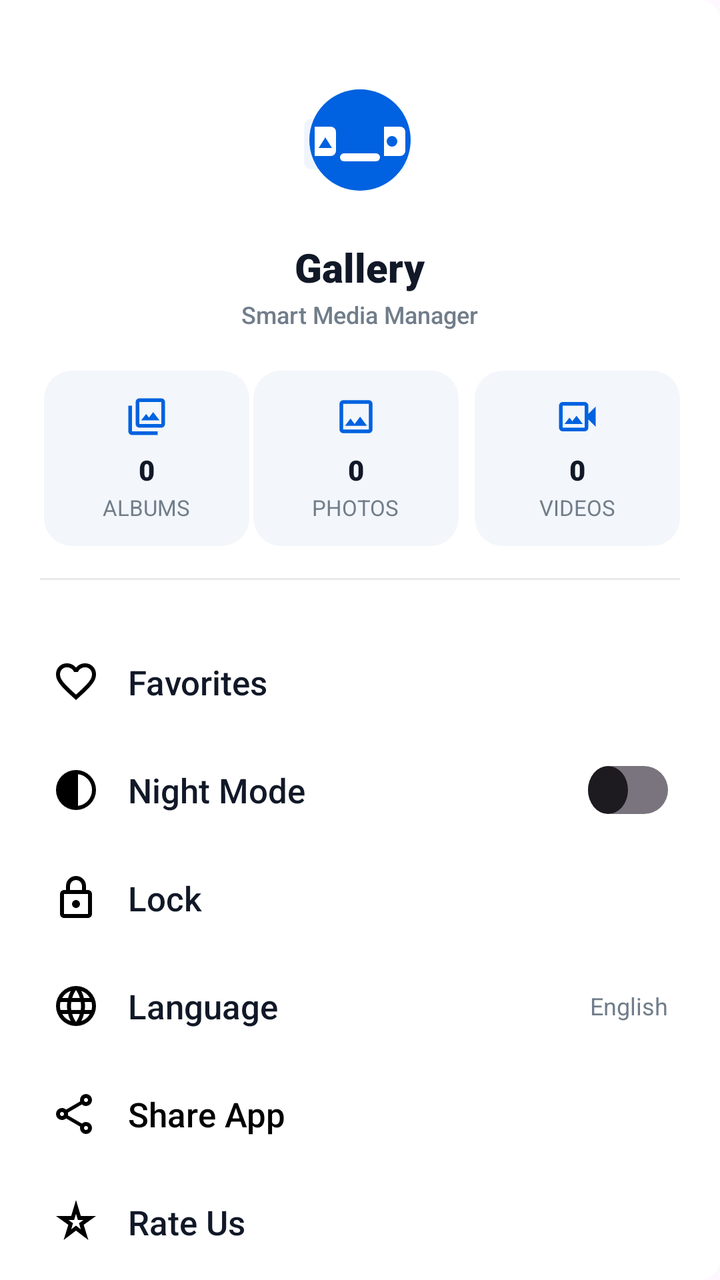
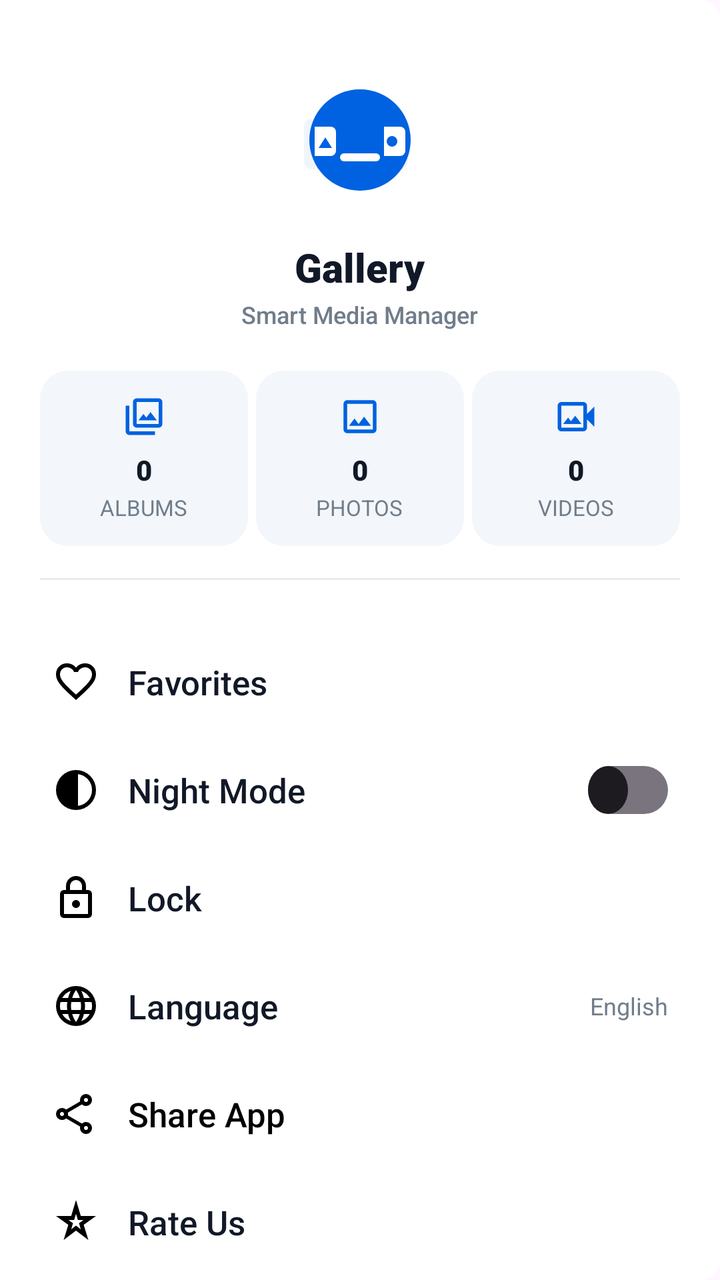

Screens rendered from an Android XML layout before and after an edit, with the pre-edit source and the edit as a unified diff.
<!-- AndroidManifest.xml: application theme Theme.GalleryApp -->
<!-- res/layout/dialog_side_menu.xml -->
<androidx.core.widget.NestedScrollView xmlns:android="http://schemas.android.com/apk/res/android"
    xmlns:app="http://schemas.android.com/apk/res-auto"
    android:layout_width="match_parent"
    android:layout_height="match_parent"
    android:background="@drawable/bg_side_drawer_rounded"
    android:fillViewport="true"
    android:fitsSystemWindows="true"
    android:overScrollMode="never">

    <LinearLayout
        android:layout_width="match_parent"
        android:layout_height="wrap_content"
        android:orientation="vertical"
        android:paddingHorizontal="20dp"
        android:paddingTop="30dp"
        android:paddingBottom="30dp">

        <LinearLayout
            android:layout_width="match_parent"
            android:layout_height="wrap_content"
            android:gravity="center"
            android:orientation="vertical">

            <ImageView
                android:layout_width="80dp"
                android:layout_height="80dp"
                android:src="@drawable/ic_lumina_logo" />

            <TextView
                android:layout_width="wrap_content"
                android:layout_height="wrap_content"
                android:layout_marginTop="10dp"
                android:fontFamily="sans-serif-black"
                android:text="@string/app_name"
                android:textColor="@color/lumina_text_title"
                android:textSize="20sp"
                android:textStyle="bold" />

            <TextView
                android:layout_width="wrap_content"
                android:layout_height="wrap_content"
                android:layout_marginTop="2dp"
                android:fontFamily="sans-serif-medium"
                android:text="@string/smart_media_manager"
                android:textColor="@color/lumina_text_secondary"
                android:textSize="12sp" />

        </LinearLayout>

        <LinearLayout
            android:id="@+id/itemcount"
            android:layout_width="match_parent"
            android:layout_height="wrap_content"
            android:layout_marginTop="20dp"
            android:orientation="horizontal"
            android:weightSum="3">

            <LinearLayout
                android:id="@+id/menuCardAlbums"
                android:layout_width="0dp"
                android:layout_height="wrap_content"
                android:layout_marginHorizontal="2dp"
                android:layout_weight="1"
                android:background="@drawable/bg_drawer_stat_card"
                android:gravity="center"
                android:orientation="vertical"
                android:paddingHorizontal="4dp"
                android:paddingVertical="12dp">

                <ImageView
                    android:layout_width="22dp"
                    android:layout_height="22dp"
                    android:src="@drawable/albums"
                    app:tint="@color/lumina_primary" />

                <TextView
                    android:id="@+id/tvDrawerAlbumCount"
                    android:layout_width="wrap_content"
                    android:layout_height="wrap_content"
                    android:layout_marginTop="6dp"
                    android:fontFamily="sans-serif-black"
                    android:text="0"
                    android:textColor="@color/lumina_text_title"
                    android:textSize="14sp"
                    android:textStyle="bold" />

                <TextView
                    android:layout_width="wrap_content"
                    android:layout_height="wrap_content"
                    android:layout_marginTop="2dp"
                    android:fontFamily="sans-serif"
                    android:text="@string/albums"
                    android:textColor="@color/lumina_text_secondary"
                    android:textSize="11sp" />

            </LinearLayout>

            <LinearLayout
                android:id="@+id/menuCardPhotos"
                android:layout_width="0dp"
                android:layout_height="wrap_content"
                android:layout_marginEnd="4dp"
                android:layout_weight="1"
                android:background="@drawable/bg_drawer_stat_card"
                android:gravity="center"
                android:orientation="vertical"
                android:paddingHorizontal="4dp"
                android:paddingVertical="12dp">

                <ImageView
                    android:layout_width="22dp"
                    android:layout_height="22dp"
                    android:src="@drawable/photo"
                    app:tint="@color/lumina_primary" />

                <TextView
                    android:id="@+id/tvDrawerPhotoCount"
                    android:layout_width="wrap_content"
                    android:layout_height="wrap_content"
                    android:layout_marginTop="6dp"
                    android:fontFamily="sans-serif-black"
                    android:text="0"
                    android:textColor="@color/lumina_text_title"
                    android:textSize="14sp"
                    android:textStyle="bold" />

                <TextView
                    android:layout_width="wrap_content"
                    android:layout_height="wrap_content"
                    android:layout_marginTop="2dp"
                    android:fontFamily="sans-serif"
                    android:text="@string/photos"
                    android:textColor="@color/lumina_text_secondary"
                    android:textSize="11sp" />

            </LinearLayout>

            <LinearLayout
                android:id="@+id/menuCardVideos"
                android:layout_width="0dp"
                android:layout_height="wrap_content"
                android:layout_marginStart="4dp"
                android:layout_weight="1"
                android:background="@drawable/bg_drawer_stat_card"
                android:gravity="center"
                android:orientation="vertical"
                android:paddingHorizontal="4dp"
                android:paddingVertical="12dp">

                <ImageView
                    android:layout_width="22dp"
                    android:layout_height="22dp"
                    android:src="@drawable/video"
                    app:tint="@color/lumina_primary" />

                <TextView
                    android:id="@+id/tvDrawerVideoCount"
                    android:layout_width="wrap_content"
                    android:layout_height="wrap_content"
                    android:layout_marginTop="6dp"
                    android:fontFamily="sans-serif-black"
                    android:text="0"
                    android:textColor="@color/lumina_text_title"
                    android:textSize="14sp"
                    android:textStyle="bold" />

                <TextView
                    android:layout_width="wrap_content"
                    android:layout_height="wrap_content"
                    android:layout_marginTop="2dp"
                    android:fontFamily="sans-serif"
                    android:text="@string/videos"
                    android:textColor="@color/lumina_text_secondary"
                    android:textSize="11sp" />

            </LinearLayout>
        </LinearLayout>

        <LinearLayout
            android:id="@+id/cardStorageOverview"
            android:layout_width="match_parent"
            android:layout_height="wrap_content"
            android:layout_marginTop="12dp"
            android:background="@drawable/bg_drawer_stat_card"
            android:orientation="vertical"
            android:padding="12dp"
            android:visibility="gone">

            <LinearLayout
                android:layout_width="match_parent"
                android:layout_height="wrap_content"
                android:gravity="center_vertical"
                android:orientation="horizontal">

                <ImageView
                    android:layout_width="18dp"
                    android:layout_height="18dp"
                    android:src="@drawable/theme"
                    app:tint="@color/lumina_primary" />

                <TextView
                    android:layout_width="0dp"
                    android:layout_height="wrap_content"
                    android:layout_marginStart="8dp"
                    android:layout_weight="1"
                    android:fontFamily="sans-serif-bold"
                    android:text="@string/media_storage"
                    android:textColor="@color/lumina_text_title"
                    android:textSize="13sp"
                    android:textStyle="bold" />

                <TextView
                    android:id="@+id/tvDrawerTotalStorageSize"
                    android:layout_width="wrap_content"
                    android:layout_height="wrap_content"
                    android:fontFamily="sans-serif-black"
                    android:text="0 B"
                    android:textColor="@color/lumina_primary"
                    android:textSize="13sp"
                    android:textStyle="bold" />

            </LinearLayout>

            <TextView
                android:id="@+id/tvDrawerTotalItemCount"
                android:layout_width="match_parent"
                android:layout_height="wrap_content"
                android:layout_marginTop="4dp"
                android:fontFamily="sans-serif"
                android:text="0 Total Media Items"
                android:textColor="@color/lumina_text_secondary"
                android:textSize="11sp" />

        </LinearLayout>

        <View
            android:layout_width="match_parent"
            android:layout_height="1dp"
            android:layout_marginVertical="16dp"
            android:background="#EAEAEA" />

        <LinearLayout
            android:layout_width="match_parent"
            android:layout_height="wrap_content"
            android:orientation="vertical"
            android:paddingVertical="8dp">

            <LinearLayout
                android:id="@+id/menuItemFavorites"
                android:layout_width="match_parent"
                android:layout_height="46dp"
                android:layout_marginTop="4dp"
                android:layout_marginBottom="4dp"
                android:background="?attr/selectableItemBackground"
                android:gravity="center_vertical"
                android:orientation="horizontal"
                android:paddingHorizontal="6dp">

                <ImageView
                    android:layout_width="24dp"
                    android:layout_height="24dp"
                    android:src="@drawable/favorite"
                    app:tint="@color/black" />

                <TextView
                    android:layout_width="0dp"
                    android:layout_height="wrap_content"
                    android:layout_marginStart="14dp"
                    android:layout_weight="1"
                    android:fontFamily="sans-serif-medium"
                    android:text="@string/favorites"
                    android:textColor="@color/lumina_text_title"
                    android:textSize="17sp" />

            </LinearLayout>

            <LinearLayout
                android:id="@+id/menuItemNightMode"
                android:layout_width="match_parent"
                android:layout_height="46dp"
                android:layout_marginTop="4dp"
                android:layout_marginBottom="4dp"
                android:background="?attr/selectableItemBackground"
                android:gravity="center_vertical"
                android:orientation="horizontal"
                android:paddingHorizontal="6dp">


                <ImageView
                    android:layout_width="24dp"
                    android:layout_height="24dp"
                    android:src="@drawable/theme"
                    app:tint="@color/black" />

                <TextView
                    android:layout_width="0dp"
                    android:layout_height="wrap_content"
                    android:layout_marginStart="14dp"
                    android:layout_weight="1"
                    android:fontFamily="sans-serif-medium"
                    android:text="@string/night_mode"
                    android:textColor="@color/lumina_text_title"
                    android:textSize="17sp" />

                <androidx.appcompat.widget.SwitchCompat
                    android:id="@+id/switchNightMode"
                    android:layout_width="wrap_content"
                    android:layout_height="wrap_content"
                    android:background="@null"
                    android:thumb="@drawable/custom_switch_thumb"
                    app:track="@drawable/custom_switch_track"
                    app:showText="false" />
            </LinearLayout>

            <LinearLayout
                android:id="@+id/menuItemLock"
                android:layout_width="match_parent"
                android:layout_height="46dp"
                android:layout_marginTop="4dp"
                android:layout_marginBottom="4dp"
                android:background="?attr/selectableItemBackground"
                android:gravity="center_vertical"
                android:orientation="horizontal"
                android:paddingHorizontal="6dp">


                <ImageView
                    android:layout_width="24dp"
                    android:layout_height="24dp"
                    android:src="@drawable/lock"
                    app:tint="@color/black" />

                <TextView
                    android:layout_width="0dp"
                    android:layout_height="wrap_content"
                    android:layout_marginStart="14dp"
                    android:layout_weight="1"
                    android:fontFamily="sans-serif-medium"
                    android:text="@string/lock"
                    android:textColor="@color/lumina_text_title"
                    android:textSize="17sp" />

            </LinearLayout>

            <LinearLayout
                android:id="@+id/menuItemLanguage"
                android:layout_width="match_parent"
                android:layout_height="46dp"
                android:layout_marginTop="4dp"
                android:layout_marginBottom="4dp"
                android:background="?attr/selectableItemBackground"
                android:gravity="center_vertical"
                android:orientation="horizontal"
                android:paddingHorizontal="6dp">

                <ImageView
                    android:layout_width="24dp"
                    android:layout_height="24dp"
                    android:src="@drawable/language"
                    app:tint="@color/black" />

                <TextView
                    android:layout_width="0dp"
                    android:layout_height="wrap_content"
                    android:layout_marginStart="14dp"
                    android:layout_weight="1"
                    android:fontFamily="sans-serif-medium"
                    android:text="@string/language"
                    android:textColor="@color/lumina_text_title"
                    android:textSize="17sp" />

                <TextView
                    android:id="@+id/tvCurrentLanguage"
                    android:layout_width="wrap_content"
                    android:layout_height="wrap_content"
                    android:fontFamily="sans-serif"
                    android:text="English"
                    android:textColor="@color/lumina_text_secondary"
                    android:textSize="12sp" />

            </LinearLayout>

            <LinearLayout
                android:id="@+id/menuItemShareApp"
                android:layout_width="match_parent"
                android:layout_height="46dp"
                android:layout_marginTop="4dp"
                android:layout_marginBottom="4dp"
                android:background="?attr/selectableItemBackground"
                android:gravity="center_vertical"
                android:orientation="horizontal"
                android:paddingHorizontal="6dp">


                <ImageView
                    android:layout_width="24dp"
                    android:layout_height="24dp"
                    android:src="@drawable/share"
                    app:tint="@color/black" />

                <TextView
                    android:layout_width="0dp"
                    android:layout_height="wrap_content"
                    android:layout_marginStart="14dp"
                    android:layout_weight="1"
                    android:fontFamily="sans-serif-medium"
                    android:text="@string/share_app"
                    android:textColor="@color/black"
                    android:textSize="17sp" />

            </LinearLayout>

            <LinearLayout
                android:id="@+id/menuItemRateUs"
                android:layout_width="match_parent"
                android:layout_height="46dp"
                android:layout_marginTop="4dp"
                android:layout_marginBottom="4dp"
                android:background="?attr/selectableItemBackground"
                android:gravity="center_vertical"
                android:orientation="horizontal"
                android:paddingHorizontal="6dp">


                <ImageView
                    android:layout_width="24dp"
                    android:layout_height="24dp"
                    android:src="@drawable/rateus"
                    app:tint="@color/black" />

                <TextView
                    android:layout_width="0dp"
                    android:layout_height="wrap_content"
                    android:layout_marginStart="14dp"
                    android:layout_weight="1"
                    android:fontFamily="sans-serif-medium"
                    android:text="@string/rate_us"
                    android:textColor="@color/lumina_text_title"
                    android:textSize="17sp" />

            </LinearLayout>

            <LinearLayout
                android:id="@+id/menuItemPrivacyPolicy"
                android:layout_width="match_parent"
                android:layout_height="46dp"
                android:layout_marginTop="4dp"
                android:layout_marginBottom="4dp"
                android:background="?attr/selectableItemBackground"
                android:gravity="center_vertical"
                android:orientation="horizontal"
                android:paddingHorizontal="6dp">


                <ImageView
                    android:layout_width="24dp"
                    android:layout_height="24dp"
                    android:src="@drawable/lock"
                    app:tint="@color/black" />

                <TextView
                    android:layout_width="0dp"
                    android:layout_height="wrap_content"
                    android:layout_marginStart="14dp"
                    android:layout_weight="1"
                    android:fontFamily="sans-serif-medium"
                    android:text="@string/privacy_policy"
                    android:textColor="@color/lumina_text_title"
                    android:textSize="17sp" />

            </LinearLayout>

            <LinearLayout
                android:id="@+id/menuItemSettings"
                android:layout_width="match_parent"
                android:layout_height="46dp"
                android:layout_marginTop="4dp"
                android:layout_marginBottom="4dp"
                android:background="?attr/selectableItemBackground"
                android:gravity="center_vertical"
                android:orientation="horizontal"
                android:paddingHorizontal="6dp"
                android:visibility="gone">


                <ImageView
                    android:layout_width="24dp"
                    android:layout_height="24dp"
                    android:src="@drawable/setting"
                    app:tint="@color/black" />

                <TextView
                    android:layout_width="0dp"
                    android:layout_height="wrap_content"
                    android:layout_marginStart="14dp"
                    android:layout_weight="1"
                    android:fontFamily="sans-serif-medium"
                    android:text="@string/settings"
                    android:textColor="@color/lumina_text_title"
                    android:textSize="17sp" />

            </LinearLayout>

        </LinearLayout>
    </LinearLayout>
</androidx.core.widget.NestedScrollView>
<!-- resources referenced by this layout -->
<resources>
  <color name="black">#FF000000</color>
  <color name="lumina_primary">#0062E0</color>
  <color name="lumina_text_secondary">#717D8A</color>
  <color name="lumina_text_title">#111827</color>
  <!-- drawable bg_drawer_stat_card (drawable) -->
  <?xml version="1.0" encoding="utf-8"?>
  <shape xmlns:android="http://schemas.android.com/apk/res/android"
      android:shape="rectangle">
      <solid android:color="#F3F6FA" />
      <corners android:radius="14dp" />
  </shape>
  <!-- drawable bg_side_drawer_rounded (drawable) -->
  <?xml version="1.0" encoding="utf-8"?>
  <shape xmlns:android="http://schemas.android.com/apk/res/android"
      android:shape="rectangle">
      <solid android:color="@color/white" />
      <corners
          android:topRightRadius="10dp"
          android:bottomRightRadius="10dp"
          android:topLeftRadius="0dp"
          android:bottomLeftRadius="0dp" />
  </shape>
  <!-- drawable photo (drawable) -->
  <vector xmlns:android="http://schemas.android.com/apk/res/android"
      android:width="24dp"
      android:height="24dp"
      android:viewportWidth="960"
      android:viewportHeight="960">
    <path
        android:pathData="M200,840q-33,0 -56.5,-23.5T120,760v-560q0,-33 23.5,-56.5T200,120h560q33,0 56.5,23.5T840,200v560q0,33 -23.5,56.5T760,840L200,840ZM200,760h560v-560L200,200v560ZM240,680h480L570,480 450,640l-90,-120 -120,160ZM200,760v-560,560Z"
        android:fillColor="#000000"/>
  </vector>
  <!-- drawable rateus (drawable) -->
  <?xml version="1.0" encoding="utf-8"?>
  <vector xmlns:android="http://schemas.android.com/apk/res/android"
      android:height="24dp"
      android:width="24dp"
      android:viewportWidth="960"
      android:viewportHeight="960">
      <path
          android:fillColor="#000000"
          android:pathData="m384,626 l96,-74 96,74 -36,-122 90,-64L518,440l-38,-124 -38,124L330,440l90,64 -36,122ZM233,840l93,-304L80,360h304l96,-320 96,320h304L634,536l93,304 -247,-188 -247,188ZM480,471Z"/>
  </vector>
  <!-- drawable video (drawable) -->
  <vector xmlns:android="http://schemas.android.com/apk/res/android"
      android:width="24dp"
      android:height="24dp"
      android:viewportWidth="960"
      android:viewportHeight="960">
    <path
        android:pathData="M200,640h400L462,460l-92,120 -62,-80 -108,140ZM160,800q-33,0 -56.5,-23.5T80,720v-480q0,-33 23.5,-56.5T160,160h480q33,0 56.5,23.5T720,240v180l160,-160v440L720,540v180q0,33 -23.5,56.5T640,800L160,800ZM160,720h480v-480L160,240v480ZM160,720v-480,480Z"
        android:fillColor="#000000"/>
  </vector>
  <string name="albums">ALBUMS</string>
  <string name="app_name">Gallery</string>
  <string name="favorites">Favorites</string>
  <string name="language">Language</string>
  <string name="lock">Lock</string>
  <string name="media_storage">Media Storage</string>
  <string name="night_mode">Night Mode</string>
  <string name="photos">PHOTOS</string>
  <string name="privacy_policy">Privacy Policy</string>
  <string name="rate_us">Rate Us</string>
  <string name="settings">Settings</string>
  <string name="share_app">Share App</string>
  <string name="smart_media_manager">Smart Media Manager</string>
  <string name="videos">VIDEOS</string>
  <style name="Theme.GalleryApp" parent="Base.Theme.GalleryApp" />
  <color name="white">#FFFFFFFF</color>
  <color name="switch_track_on">@color/lumina_primary</color>
  <color name="switch_track_off">#D1D1D6</color>
  <style name="Base.Theme.GalleryApp" parent="Theme.Material3.DayNight.NoActionBar">
          <item name="colorPrimary">@color/lumina_primary</item>
          <item name="colorControlActivated">@color/lumina_primary</item>
      </style>
  <!-- unchanged entries left out for length: 10 -->
</resources>

<!-- the commit's change to res/layout/dialog_side_menu.xml (unified diff, before → after) -->
@@ -59,46 +59,6 @@
                 android:id="@+id/menuCardAlbums"
                 android:layout_width="0dp"
                 android:layout_height="wrap_content"
-                android:layout_marginHorizontal="2dp"
-                android:layout_weight="1"
-                android:background="@drawable/bg_drawer_stat_card"
-                android:gravity="center"
-                android:orientation="vertical"
-                android:paddingHorizontal="4dp"
-                android:paddingVertical="12dp">
-
-                <ImageView
-                    android:layout_width="22dp"
-                    android:layout_height="22dp"
-                    android:src="@drawable/albums"
-                    app:tint="@color/lumina_primary" />
-
-                <TextView
-                    android:id="@+id/tvDrawerAlbumCount"
-                    android:layout_width="wrap_content"
-                    android:layout_height="wrap_content"
-                    android:layout_marginTop="6dp"
-                    android:fontFamily="sans-serif-black"
-                    android:text="0"
-                    android:textColor="@color/lumina_text_title"
-                    android:textSize="14sp"
-                    android:textStyle="bold" />
-
-                <TextView
-                    android:layout_width="wrap_content"
-                    android:layout_height="wrap_content"
-                    android:layout_marginTop="2dp"
-                    android:fontFamily="sans-serif"
-                    android:text="@string/albums"
-                    android:textColor="@color/lumina_text_secondary"
-                    android:textSize="11sp" />
-
-            </LinearLayout>
-
-            <LinearLayout
-                android:id="@+id/menuCardPhotos"
-                android:layout_width="0dp"
-                android:layout_height="wrap_content"
                 android:layout_marginEnd="4dp"
                 android:layout_weight="1"
                 android:background="@drawable/bg_drawer_stat_card"
@@ -110,6 +70,46 @@
                 <ImageView
                     android:layout_width="22dp"
                     android:layout_height="22dp"
+                    android:src="@drawable/albums"
+                    app:tint="@color/lumina_primary" />
+
+                <TextView
+                    android:id="@+id/tvDrawerAlbumCount"
+                    android:layout_width="wrap_content"
+                    android:layout_height="wrap_content"
+                    android:layout_marginTop="6dp"
+                    android:fontFamily="sans-serif-black"
+                    android:text="0"
+                    android:textColor="@color/lumina_text_title"
+                    android:textSize="14sp"
+                    android:textStyle="bold" />
+
+                <TextView
+                    android:layout_width="wrap_content"
+                    android:layout_height="wrap_content"
+                    android:layout_marginTop="2dp"
+                    android:fontFamily="sans-serif"
+                    android:text="@string/albums"
+                    android:textColor="@color/lumina_text_secondary"
+                    android:textSize="11sp" />
+
+            </LinearLayout>
+
+            <LinearLayout
+                android:id="@+id/menuCardPhotos"
+                android:layout_width="0dp"
+                android:layout_height="wrap_content"
+                android:layout_marginEnd="4dp"
+                android:layout_weight="1"
+                android:background="@drawable/bg_drawer_stat_card"
+                android:gravity="center"
+                android:orientation="vertical"
+                android:paddingHorizontal="4dp"
+                android:paddingVertical="12dp">
+
+                <ImageView
+                    android:layout_width="22dp"
+                    android:layout_height="22dp"
                     android:src="@drawable/photo"
                     app:tint="@color/lumina_primary" />
 
@@ -139,7 +139,6 @@
                 android:id="@+id/menuCardVideos"
                 android:layout_width="0dp"
                 android:layout_height="wrap_content"
-                android:layout_marginStart="4dp"
                 android:layout_weight="1"
                 android:background="@drawable/bg_drawer_stat_card"
                 android:gravity="center"
@@ -308,8 +307,8 @@
                     android:layout_height="wrap_content"
                     android:background="@null"
                     android:thumb="@drawable/custom_switch_thumb"
-                    app:track="@drawable/custom_switch_track"
-                    app:showText="false" />
+                    app:showText="false"
+                    app:track="@drawable/custom_switch_track" />
             </LinearLayout>
 
             <LinearLayout
